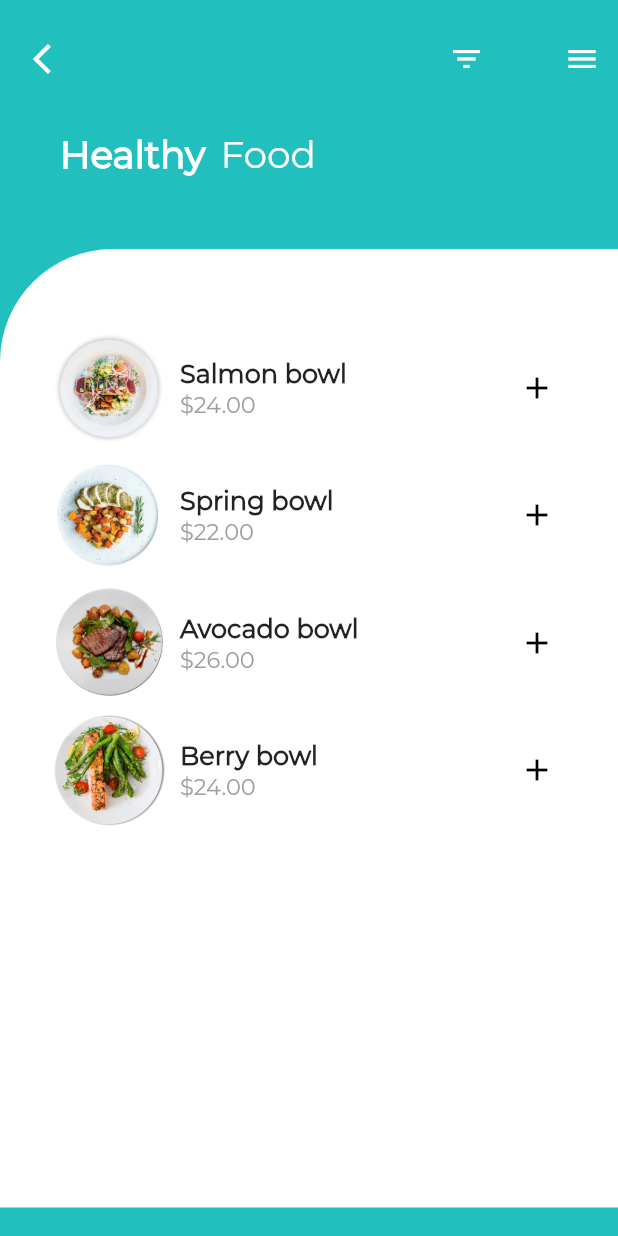
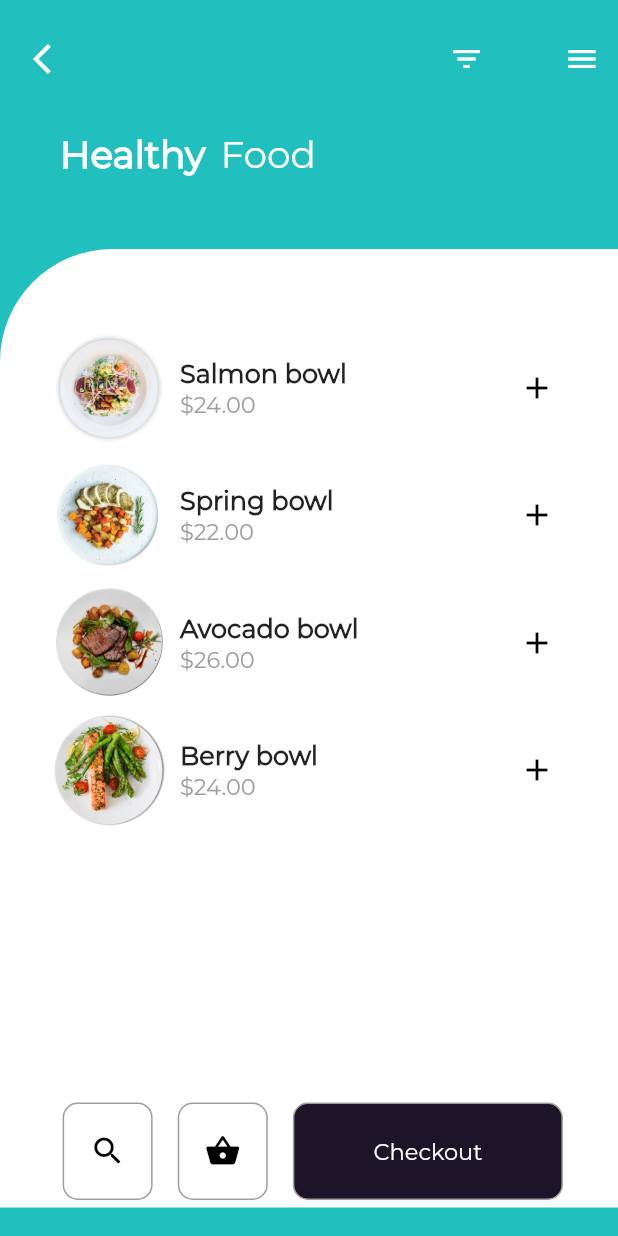
Before and after one commit to AlanCrist/nutrition-app, a Flutter app: the screen it shows after launch, on a phone screen of 412 x 824 dp. Run offline on Flutter 3.47's test engine with Material 2 defaults, Android fonts, the phone set to English and light mode, and no system bars; project files that could hold a hidden picture were left out.

```diff
--- a/lib/main.dart
+++ b/lib/main.dart
@@ -98,10 +98,56 @@ class _MyHomePageState extends State<MyHomePage> {
                           _buildFoodItem('assets/plate2.png', 'Spring bowl', '\$22.00'),
                           _buildFoodItem('assets/plate6.png', 'Avocado bowl', '\$26.00'),
                           _buildFoodItem('assets/plate5.png', 'Berry bowl', '\$24.00'),
+                        ]))),
+                      Row(
+                        mainAxisAlignment: MainAxisAlignment.spaceEvenly,
+                        children: <Widget>[
+                          Container (
+                            height: 65.0,
+                            width: 60.0,
+                            decoration: BoxDecoration(
+                              border: Border.all(
+                                color: Colors.grey,
+                                style: BorderStyle.solid,
+                                width: 1.0),
+                              borderRadius: BorderRadius.circular(10.0)
+                            ),
+                              child: Center(child: Icon(Icons.search, color: Colors.black),
+                            )
+                          ),
+                          Container (
+                            height: 65.0,
+                            width: 60.0,
+                            decoration: BoxDecoration(
+                              border: Border.all(
+                                color: Colors.grey,
+                                style: BorderStyle.solid,
+                                width: 1.0),
+                              borderRadius: BorderRadius.circular(10.0)
+                            ),
+                              child: Center(child: Icon(Icons.shopping_basket, color: Colors.black),
+                            )
+                          ),
+                           Container (
+                            height: 65.0,
+                            width: 180.0,
+                            decoration: BoxDecoration(
+                              border: Border.all(
+                                color: Colors.grey,
+                                style: BorderStyle.solid,
+                                width: 1.0),
+                              borderRadius: BorderRadius.circular(10.0),
+                              color: Color(0xFF1C1428)
+                            ),
+                              child: Center(
+                                child: Text('Checkout',
+                                  style: TextStyle(
+                                    fontFamily: 'Montserrat',
+                                    color: Colors.white,
+                                    fontSize: 15.0))),
+                          ),
                         ],
                       )
-                    ),
-                    )
                 ],
               ),
             )
```
